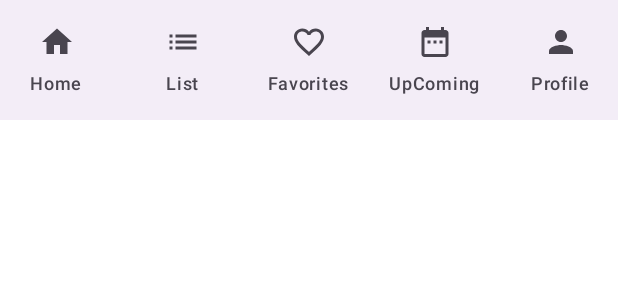
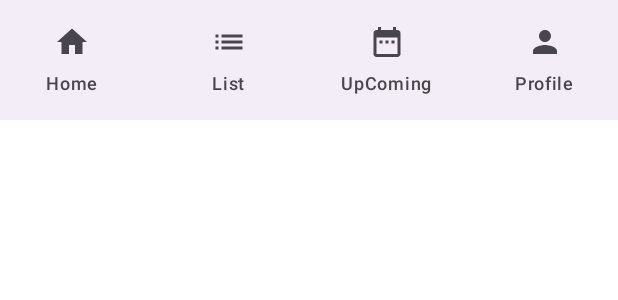
Before and after one commit to yuvrajsinghgmx/ShopSmart, an Android app built with Jetpack Compose: the @Preview function ShopSmartNavBarPreview, on a phone screen of 412 x 824 dp. Shown: the top 300 px of the screen. Run offline under Robolectric (Android 15) with nearby library versions, the phone set to English and light mode, and no system bars; Roboto replaces fonts that are not available here.

Commit message:
Revert "Added favorites screen #61"

```diff
--- a/app/src/main/java/com/yuvrajsinghgmx/shopsmart/navigation/Navigation.kt
+++ b/app/src/main/java/com/yuvrajsinghgmx/shopsmart/navigation/Navigation.kt
@@ -17,7 +17,7 @@ fun Navigation(viewModel: ShoppingListViewModel, navController: NavHostControlle
     val currentBackStackEntry by navController.currentBackStackEntryAsState()
     val currentDestination = currentBackStackEntry?.destination?.route
 
-    val showBottomBar = currentDestination in listOf("Home","List","Favorites","UpComing","Profile", "MyOrders", "Help")
+    val showBottomBar = currentDestination in listOf("Home","List" ,"UpComing", "Profile", "MyOrders", "Help")
 
     Scaffold(
         bottomBar = {
@@ -85,10 +85,6 @@ fun Navigation(viewModel: ShoppingListViewModel, navController: NavHostControlle
                 ListScreen(viewModel = viewModel, navController = navController)
             }
 
-            composable("Favorites") {
-                FavoritesScreen(viewModel, navController)
-            }
-
             composable("UpComing") {
                 Upcoming(modifier = Modifier.padding(innerPadding))
             }
--- a/app/src/main/java/com/yuvrajsinghgmx/shopsmart/screens/EmailSignUpScreen.kt
+++ b/app/src/main/java/com/yuvrajsinghgmx/shopsmart/screens/EmailSignUpScreen.kt
@@ -1,5 +1,6 @@
 package com.yuvrajsinghgmx.shopsmart.screens
 
+import android.widget.Toast
 import androidx.compose.foundation.Image
 import androidx.compose.foundation.clickable
 import androidx.compose.foundation.layout.Arrangement
@@ -43,6 +44,7 @@ import androidx.compose.ui.text.font.Font
 import androidx.compose.ui.text.font.FontFamily
 import androidx.compose.ui.text.style.TextAlign
 import androidx.compose.ui.text.withStyle
+import androidx.compose.ui.tooling.preview.Devices
 import androidx.compose.ui.tooling.preview.Preview
 import androidx.compose.ui.unit.dp
 import androidx.compose.ui.unit.sp
--- a/app/src/main/java/com/yuvrajsinghgmx/shopsmart/screens/HomeScreen.kt
+++ b/app/src/main/java/com/yuvrajsinghgmx/shopsmart/screens/HomeScreen.kt
@@ -19,6 +19,7 @@ import androidx.compose.foundation.lazy.LazyRow
 import androidx.compose.foundation.shape.RoundedCornerShape
 import androidx.compose.material.icons.Icons
 import androidx.compose.material.icons.filled.FavoriteBorder
+import androidx.compose.material.icons.filled.Home
 import androidx.compose.material.icons.filled.Search
 import androidx.compose.material3.Card
 import androidx.compose.material3.Icon
@@ -41,6 +42,7 @@ import androidx.compose.ui.res.painterResource
 import androidx.compose.ui.text.font.FontWeight
 import androidx.compose.ui.text.style.TextDecoration
 import androidx.compose.ui.text.style.TextOverflow
+import androidx.compose.ui.tooling.preview.Preview
 import androidx.compose.ui.unit.dp
 import androidx.compose.ui.unit.sp
 import androidx.navigation.NavController
--- a/app/src/main/java/com/yuvrajsinghgmx/shopsmart/screens/Profile.kt
+++ b/app/src/main/java/com/yuvrajsinghgmx/shopsmart/screens/Profile.kt
@@ -12,7 +12,6 @@ import androidx.compose.foundation.clickable
 import androidx.compose.foundation.layout.*
 import androidx.compose.foundation.shape.CircleShape
 import androidx.compose.foundation.shape.RoundedCornerShape
-import androidx.compose.material.icons.Icons
 import androidx.compose.material.icons.filled.Edit
 import androidx.compose.material3.*
 import androidx.compose.runtime.*
@@ -26,7 +25,6 @@ import androidx.compose.ui.res.painterResource
 import androidx.compose.ui.text.font.FontWeight
 import androidx.compose.ui.unit.dp
 import androidx.compose.ui.zIndex
-import androidx.navigation.NavController
 import coil.compose.AsyncImage
 import coil.request.ImageRequest
 import com.yuvrajsinghgmx.shopsmart.R
@@ -34,6 +32,8 @@ import com.yuvrajsinghgmx.shopsmart.components.ImagePreviewDialog
 import com.yuvrajsinghgmx.shopsmart.utils.ImageHelper
 import com.yuvrajsinghgmx.shopsmart.utils.SharedPrefsHelper
 import kotlinx.coroutines.launch
+import androidx.compose.material.icons.Icons
+import androidx.navigation.NavController
 
 @OptIn(ExperimentalMaterial3Api::class)
 @Composable
--- a/app/src/main/java/com/yuvrajsinghgmx/shopsmart/screens/ShopSmartNavBar.kt
+++ b/app/src/main/java/com/yuvrajsinghgmx/shopsmart/screens/ShopSmartNavBar.kt
@@ -2,8 +2,6 @@ package com.yuvrajsinghgmx.shopsmart.screens
 
 import androidx.compose.material.icons.Icons
 import androidx.compose.material.icons.filled.DateRange
-import androidx.compose.material.icons.filled.Favorite
-import androidx.compose.material.icons.filled.FavoriteBorder
 import androidx.compose.material.icons.filled.Home
 import androidx.compose.material.icons.filled.List
 import androidx.compose.material.icons.filled.Person
@@ -45,11 +43,6 @@ fun ShopSmartNavBar(navController: NavHostController) {
             title = "List",
             selectedIcon = Icons.Default.List,
             unselectedIcon = Icons.Default.List
-        ),
-        ButtonNavigationItem(
-            title = "Favorites",
-            selectedIcon = Icons.Default.FavoriteBorder,
-            unselectedIcon = Icons.Default.FavoriteBorder
         ),
         ButtonNavigationItem(
             title = "UpComing",
--- a/app/src/main/java/com/yuvrajsinghgmx/shopsmart/screens/Signup.kt
+++ b/app/src/main/java/com/yuvrajsinghgmx/shopsmart/screens/Signup.kt
@@ -1,5 +1,6 @@
 package com.yuvrajsinghgmx.shopsmart.screens
 
+import android.widget.Toast
 import androidx.compose.foundation.Image
 import androidx.compose.foundation.clickable
 import androidx.compose.foundation.layout.Arrangement
--- a/app/src/main/java/com/yuvrajsinghgmx/shopsmart/screens/TermsCondition.kt
+++ b/app/src/main/java/com/yuvrajsinghgmx/shopsmart/screens/TermsCondition.kt
@@ -23,20 +23,21 @@ import androidx.compose.ui.Modifier
 import androidx.compose.ui.graphics.Color
 import androidx.compose.ui.platform.LocalContext
 import androidx.compose.ui.res.stringResource
-import androidx.compose.ui.text.SpanStyle
 import androidx.compose.ui.text.buildAnnotatedString
 import androidx.compose.ui.text.font.Font
 import androidx.compose.ui.text.font.FontFamily
 import androidx.compose.ui.text.font.FontWeight
 import androidx.compose.ui.text.style.TextAlign
 import androidx.compose.ui.text.style.TextDecoration
-import androidx.compose.ui.text.withStyle
+import androidx.compose.ui.tooling.preview.Devices
 import androidx.compose.ui.tooling.preview.Preview
 import androidx.compose.ui.unit.dp
 import androidx.compose.ui.unit.sp
 import com.yuvrajsinghgmx.shopsmart.R
 import com.yuvrajsinghgmx.shopsmart.ui.theme.dark
 import com.yuvrajsinghgmx.shopsmart.ui.theme.headingColor
+import androidx.compose.ui.text.withStyle
+import androidx.compose.ui.text.SpanStyle
 
 @Composable
 fun TermsAndConditionsScreen(
```
Also changed, not shown: app/src/main/java/com/yuvrajsinghgmx/shopsmart/datastore/products.kt (+4 -3 lines), app/src/main/java/com/yuvrajsinghgmx/shopsmart/screens/ListScreen.kt (+8 -21 lines), app/src/main/java/com/yuvrajsinghgmx/shopsmart/screens/MyOrders.kt (+9 -3 lines), app/src/main/java/com/yuvrajsinghgmx/shopsmart/viewmodel/ShoppingListViewModel.kt (+7 -12 lines).
